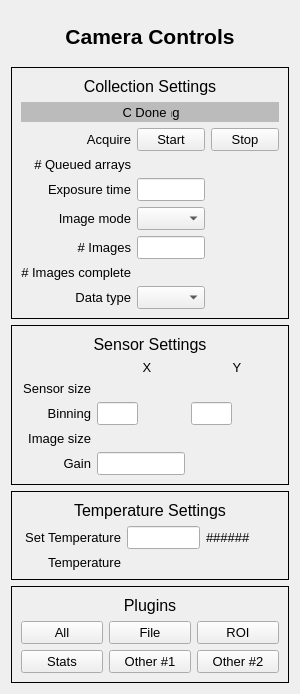
Before: the Qt Designer form diffractometer_controls/extra_ui/tomo_cam_controls.ui in MIT-NRL/diffractometer-controls, drawn with Qt 5.
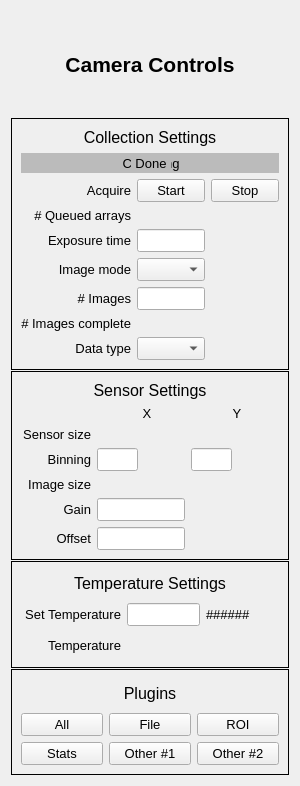
After: the same form once the commit is applied. Custom widgets are drawn as their Qt base class.

Commit message: Added Bluesky widgets to tomography GUI

Diff of the .ui file:
```diff
--- a/diffractometer_controls/extra_ui/tomo_cam_controls.ui
+++ b/diffractometer_controls/extra_ui/tomo_cam_controls.ui
@@ -7,13 +7,16 @@
     <x>0</x>
     <y>0</y>
     <width>300</width>
-    <height>694</height>
+    <height>786</height>
    </rect>
   </property>
   <property name="windowTitle">
    <string>Form</string>
   </property>
   <layout class="QVBoxLayout" name="verticalLayout_5">
+   <property name="spacing">
+    <number>1</number>
+   </property>
    <item>
     <widget class="PyDMLabel" name="PyDMLabel">
      <property name="font">
@@ -1613,6 +1616,118 @@
         </item>
        </layout>
       </item>
+      <item>
+       <layout class="QHBoxLayout" name="horizontalLayout_17">
+        <item>
+         <widget class="QLabel" name="text_17">
+          <property name="sizePolicy">
+           <sizepolicy hsizetype="Fixed" vsizetype="Preferred">
+            <horstretch>0</horstretch>
+            <verstretch>0</verstretch>
+           </sizepolicy>
+          </property>
+          <property name="minimumSize">
+           <size>
+            <width>70</width>
+            <height>0</height>
+           </size>
+          </property>
+          <property name="font">
+           <font>
+            <pointsize>10</pointsize>
+           </font>
+          </property>
+          <property name="toolTip">
+           <string>text_8</string>
+          </property>
+          <property name="styleSheet">
+           <string notr="true">QLabel {
+  color: rgb(0, 0, 0);
+  }</string>
+          </property>
+          <property name="text">
+           <string>Offset</string>
+          </property>
+          <property name="alignment">
+           <set>Qt::AlignRight|Qt::AlignTrailing|Qt::AlignVCenter</set>
+          </property>
+          <property name="brush" stdset="0">
+           <brush brushstyle="SolidPattern">
+            <color alpha="255">
+             <red>0</red>
+             <green>0</green>
+             <blue>0</blue>
+            </color>
+           </brush>
+          </property>
+         </widget>
+        </item>
+        <item>
+         <widget class="PyDMLineEdit" name="text_entry_7">
+          <property name="sizePolicy">
+           <sizepolicy hsizetype="Expanding" vsizetype="Fixed">
+            <horstretch>1</horstretch>
+            <verstretch>0</verstretch>
+           </sizepolicy>
+          </property>
+          <property name="font">
+           <font>
+            <pointsize>10</pointsize>
+           </font>
+          </property>
+          <property name="toolTip">
+           <string>${P}${R}Offset</string>
+          </property>
+          <property name="styleSheet">
+           <string notr="true">PyDMLineEdit{
+  color: rgb(0, 0, 0);
+  background-color: rgb(115, 223, 255);
+  border: 1px solid black;
+  margin: 0px;
+  padding: 0px;
+  spacing: 0px;
+  }</string>
+          </property>
+          <property name="channel" stdset="0">
+           <string>ca://${P}${R}Offset</string>
+          </property>
+         </widget>
+        </item>
+        <item>
+         <widget class="PyDMLabel" name="text_update_11">
+          <property name="sizePolicy">
+           <sizepolicy hsizetype="Expanding" vsizetype="Preferred">
+            <horstretch>1</horstretch>
+            <verstretch>0</verstretch>
+           </sizepolicy>
+          </property>
+          <property name="font">
+           <font>
+            <pointsize>10</pointsize>
+           </font>
+          </property>
+          <property name="toolTip">
+           <string>PV: ${P}${R}Offset_RBV</string>
+          </property>
+          <property name="styleSheet">
+           <string notr="true">PyDMLabel {
+  color: rgb(10, 0, 184);
+  background-color: rgb(187, 187, 187);
+  }</string>
+          </property>
+          <property name="alignment">
+           <set>Qt::AlignCenter</set>
+          </property>
+          <property name="textInteractionFlags">
+           <set>Qt::TextSelectableByKeyboard|Qt::TextSelectableByMouse</set>
+          </property>
+          <property name="channel" stdset="0">
+           <string>ca://${P}${R}Offset_RBV</string>
+          </property>
+         </widget>
+        </item>
+       </layout>
+      </item>
      </layout>
     </widget>
    </item>
```
The commit also changes 6 other files.
